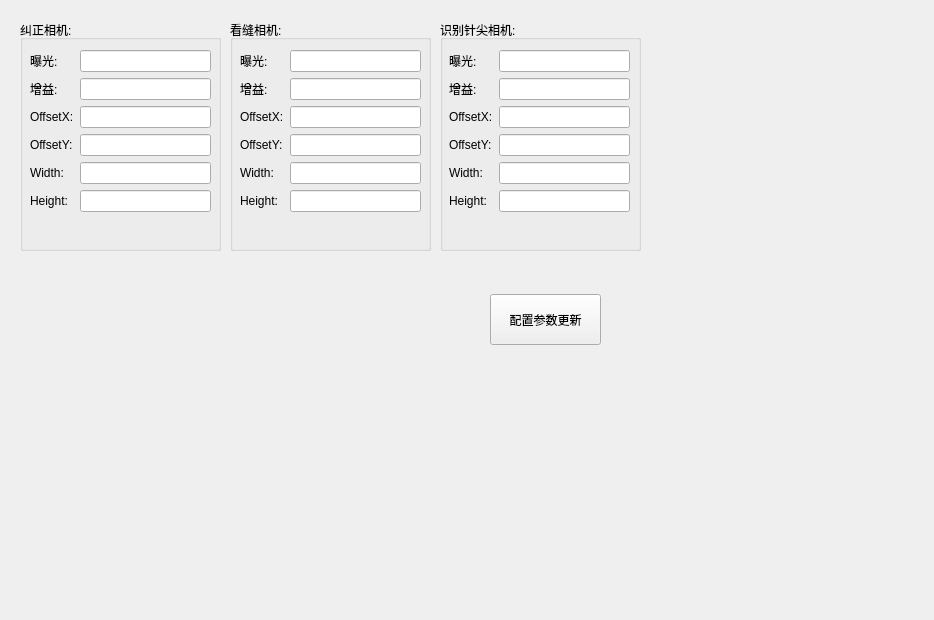
Qt form weldroidProject/src/UI/XindeBao/preferences.ui (295924038/robotics) before a commit.
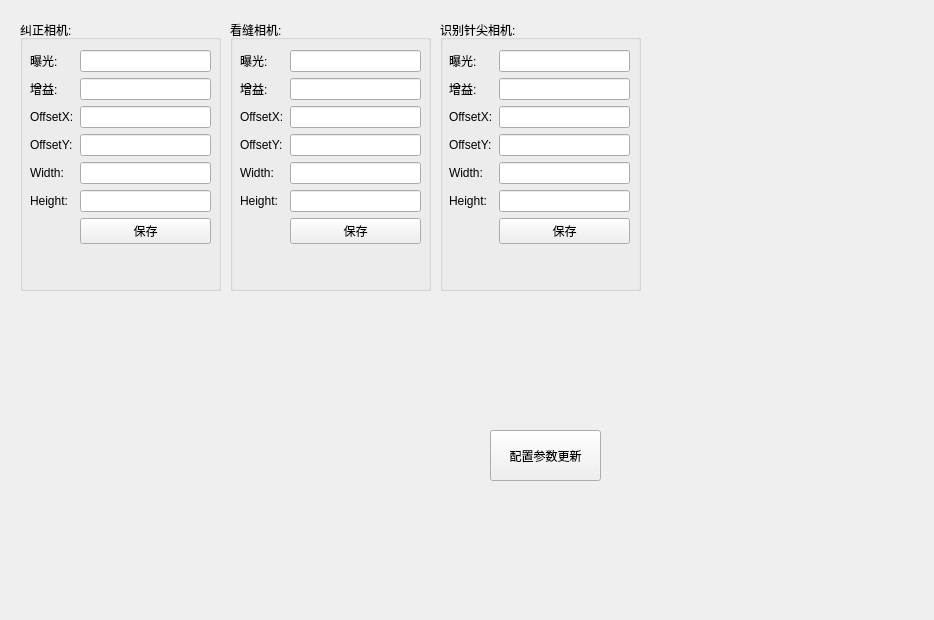
The same form after that commit.

Commit message: 完成三个相机的控制代码、优化参数设置界面相机参数的保存及更新，主界面增加切换用户，关机，退出功能

Patch:
```diff
--- a/weldroidProject/src/UI/XindeBao/preferences.ui
+++ b/weldroidProject/src/UI/XindeBao/preferences.ui
@@ -19,7 +19,7 @@
      <x>20</x>
      <y>20</y>
      <width>201</width>
-     <height>231</height>
+     <height>271</height>
     </rect>
    </property>
    <property name="title">
@@ -31,7 +31,7 @@
       <x>10</x>
       <y>30</y>
       <width>181</width>
-      <height>191</height>
+      <height>231</height>
      </rect>
     </property>
     <layout class="QFormLayout" name="formLayout">
@@ -93,7 +93,14 @@
       <widget class="QLineEdit" name="lineEdit_23"/>
      </item>
      <item row="5" column="1">
-      <widget class="QLineEdit" name="lineEdit_24"/>
+      <widget class="QLineEdit" name="le_adjust_height"/>
+     </item>
+     <item row="6" column="1">
+      <widget class="QPushButton" name="btn_adjust_save">
+       <property name="text">
+        <string>保存</string>
+       </property>
+      </widget>
      </item>
     </layout>
    </widget>
@@ -104,7 +111,7 @@
      <x>230</x>
      <y>20</y>
      <width>201</width>
-     <height>231</height>
+     <height>271</height>
     </rect>
    </property>
    <property name="title">
@@ -116,7 +123,7 @@
       <x>10</x>
       <y>30</y>
       <width>181</width>
-      <height>191</height>
+      <height>231</height>
      </rect>
     </property>
     <layout class="QFormLayout" name="formLayout_2">
@@ -178,7 +185,14 @@
       <widget class="QLineEdit" name="lineEdit_26"/>
      </item>
      <item row="5" column="1">
-      <widget class="QLineEdit" name="lineEdit_25"/>
+      <widget class="QLineEdit" name="le_weld_height"/>
+     </item>
+     <item row="6" column="1">
+      <widget class="QPushButton" name="btn_weld_save">
+       <property name="text">
+        <string>保存</string>
+       </property>
+      </widget>
      </item>
     </layout>
    </widget>
@@ -189,7 +203,7 @@
      <x>440</x>
      <y>20</y>
      <width>201</width>
-     <height>231</height>
+     <height>271</height>
     </rect>
    </property>
    <property name="title">
@@ -201,7 +215,7 @@
       <x>9</x>
       <y>30</y>
       <width>181</width>
-      <height>191</height>
+      <height>231</height>
      </rect>
     </property>
     <layout class="QFormLayout" name="formLayout_3">
@@ -263,7 +277,14 @@
       <widget class="QLineEdit" name="lineEdit_28"/>
      </item>
      <item row="5" column="1">
-      <widget class="QLineEdit" name="lineEdit_27"/>
+      <widget class="QLineEdit" name="le_needle_height"/>
+     </item>
+     <item row="6" column="1">
+      <widget class="QPushButton" name="btn_needle_save">
+       <property name="text">
+        <string>保存</string>
+       </property>
+      </widget>
      </item>
     </layout>
    </widget>
@@ -272,7 +293,7 @@
    <property name="geometry">
     <rect>
      <x>490</x>
-     <y>294</y>
+     <y>430</y>
      <width>111</width>
      <height>51</height>
     </rect>
```
Left out of the diff: 30 changed lines with no effect on the pictures. The commit also changes 16 other files.
